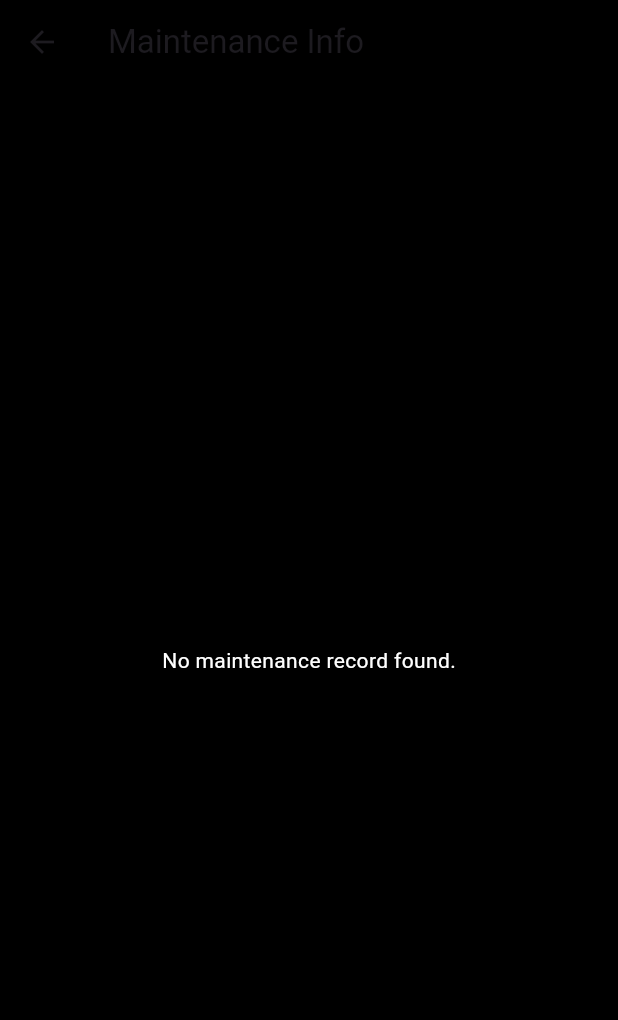
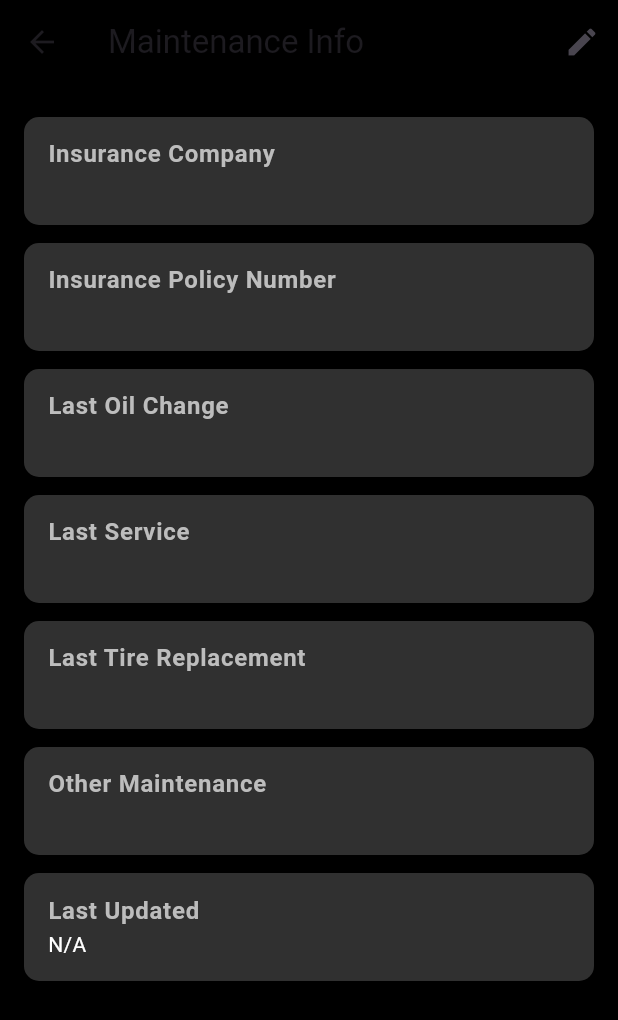
Before and after one commit to JanithRankelum/Vehicle_maintenance, a Flutter app: the MaintenanceInfoScreen screen opened directly with empty values, on a phone screen of 412 x 824 dp. Shown: the top 1020 px of the screen. Run offline on Flutter 3.47's test engine with Material 3 defaults, Android fonts, the light colour scheme and no system bars; our stand-ins replace cloud_firestore, firebase_auth, firebase_core, flutter_blue_plus, flutter_local_notifications, google_sign_in and 2 more; accounts and stored records are empty.

Commit message:
maintenance info

```diff
--- a/vehicle_maintenance_system/lib/screens/maintenance_info_screen.dart
+++ b/vehicle_maintenance_system/lib/screens/maintenance_info_screen.dart
@@ -1,25 +1,23 @@
 import 'package:flutter/material.dart';
 import 'package:cloud_firestore/cloud_firestore.dart';
+import 'package:firebase_auth/firebase_auth.dart';
 import 'package:intl/intl.dart';
 
 class MaintenanceInfoScreen extends StatefulWidget {
-  final String userId;
-  final String vehicleId;
+  final Map<String, dynamic> vehicleData;
 
-  const MaintenanceInfoScreen({
-    Key? key,
-    required this.userId,
-    required this.vehicleId,
-  }) : super(key: key);
+  const MaintenanceInfoScreen({Key? key, required this.vehicleData})
+      : super(key: key);
 
   @override
   State<MaintenanceInfoScreen> createState() => _MaintenanceInfoScreenState();
 }
 
 class _MaintenanceInfoScreenState extends State<MaintenanceInfoScreen> {
-  Map<String, dynamic> maintenanceData = {};
+  Map<String, dynamic>? updatedData;
   bool isEditing = false;
   bool isLoading = true;
+  String? docId;
 
   @override
   void initState() {
@@ -28,63 +26,79 @@ class _MaintenanceInfoScreenState extends State<MaintenanceInfoScreen> {
   }
 
   Future<void> fetchMaintenanceData() async {
-    final snapshot = await FirebaseFirestore.instance
+    final user = FirebaseAuth.instance.currentUser;
+    final vehicleId = widget.vehicleData['vehicle_id'] ?? widget.vehicleData['id'];
+
+    if (user != null && vehicleId != null) {
+      final query = await FirebaseFirestore.instance
           .collection('maintenance')
-        .where('user_id', isEqualTo: widget.userId)
-        .where('vehicle_id', isEqualTo: widget.vehicleId)
+          .where('user_id', isEqualTo: user.uid)
+          .where('vehicle_id', isEqualTo: vehicleId)
           .limit(1)
           .get();
 
-    if (snapshot.docs.isNotEmpty) {
+      if (query.docs.isNotEmpty) {
+        final doc = query.docs.first;
         setState(() {
-        maintenanceData = snapshot.docs.first.data();
-        maintenanceData['docId'] = snapshot.docs.first.id;
+          docId = doc.id;
+          updatedData = doc.data();
           isLoading = false;
         });
       } else {
         setState(() {
+          updatedData = {
+            'insurance_company': '',
+            'insurance_policy_number': '',
+            'last_oil_change': '',
+            'last_service': '',
+            'last_tire_replace': '',
+            'other_maintenance': '',
+            'updated_at': null,
+          };
           isLoading = false;
         });
       }
     }
+  }
 
-  void updateMaintenanceData() async {
-    if (maintenanceData['docId'] == null) return;
+  void _updateMaintenanceInfo() async {
+    final user = FirebaseAuth.instance.currentUser;
+    final vehicleId = widget.vehicleData['vehicle_id'] ?? widget.vehicleData['id'];
 
-    await FirebaseFirestore.instance
-        .collection('maintenance')
-        .doc(maintenanceData['docId'])
-        .update({
-      'insurance_company': maintenanceData['insurance_company'],
-      'insurance_policy_number': maintenanceData['insurance_policy_number'],
-      'last_oil_change': maintenanceData['last_oil_change'],
-      'last_service': maintenanceData['last_service'],
-      'last_tire_replace': maintenanceData['last_tire_replace'],
-      'other_maintenance': maintenanceData['other_maintenance'],
+    if (user != null && updatedData != null) {
+      final maintenanceCollection = FirebaseFirestore.instance.collection('maintenance');
+      final dataToUpdate = {
+        ...updatedData!,
         'updated_at': FieldValue.serverTimestamp(),
-    });
+        'user_id': user.uid,
+        'vehicle_id': vehicleId,
+      };
+
+      if (docId != null) {
+        await maintenanceCollection.doc(docId).update(dataToUpdate);
+      } else {
+        final docRef = await maintenanceCollection.add(dataToUpdate);
+        docId = docRef.id;
+      }
 
       setState(() {
         isEditing = false;
       });
 
       ScaffoldMessenger.of(context).showSnackBar(
-      SnackBar(content: Text("Maintenance info updated successfully")),
+        SnackBar(content: Text('Maintenance info updated successfully')),
       );
+    }
   }
 
   Widget _buildInfoTile(String label, String key) {
-    final value = maintenanceData[key];
+    final value = updatedData?[key];
     return Padding(
       padding: const EdgeInsets.symmetric(vertical: 6.0),
       child: ListTile(
-        title: Text(
-          label,
+        title: Text(label,
             style: TextStyle(
-            color: Colors.grey[400],
-            fontWeight: FontWeight.bold,
-          ),
-        ),
+                color: Colors.grey[400], fontWeight: FontWeight.bold)),
         subtitle: isEditing
             ? TextFormField(
                 initialValue: value?.toString() ?? '',
@@ -93,33 +107,47 @@ class _MaintenanceInfoScreenState extends State<MaintenanceInfoScreen> {
                   hintText: "Enter $label",
                   hintStyle: TextStyle(color: Colors.grey[500]),
                 ),
-                onChanged: (val) => maintenanceData[key] = val,
+                onChanged: (val) => updatedData![key] = val,
               )
             : Text(
                 value?.toString() ?? "N/A",
                 style: TextStyle(color: Colors.white),
               ),
         tileColor: Colors.grey[850],
-        shape: RoundedRectangleBorder(
-          borderRadius: BorderRadius.circular(10),
-        ),
+        shape:
+            RoundedRectangleBorder(borderRadius: BorderRadius.circular(10)),
       ),
     );
   }
 
   @override
   Widget build(BuildContext context) {
+    if (isLoading || updatedData == null) {
+      return Scaffold(
+        appBar: AppBar(
+          title: Text('Maintenance Info'),
+          backgroundColor: Colors.black,
+        ),
+        backgroundColor: Colors.black,
+        body: Center(child: CircularProgressIndicator()),
+      );
+    }
+
+    Timestamp? timestamp = updatedData!['updated_at'];
+    String formattedTime = timestamp != null
+        ? DateFormat.yMMMd().add_jm().format(timestamp.toDate())
+        : 'N/A';
+
     return Scaffold(
       appBar: AppBar(
         title: Text('Maintenance Info'),
         backgroundColor: Colors.black,
         actions: [
-          if (!isLoading && maintenanceData.isNotEmpty)
           IconButton(
             icon: Icon(isEditing ? Icons.save : Icons.edit),
             onPressed: () {
               if (isEditing) {
-                  updateMaintenanceData();
+                _updateMaintenanceInfo();
               } else {
                 setState(() {
                   isEditing = true;
@@ -130,28 +158,16 @@ class _MaintenanceInfoScreenState extends State<MaintenanceInfoScreen> {
         ],
       ),
       backgroundColor: Colors.black,
-      body: isLoading
-          ? Center(child: CircularProgressIndicator())
-          : maintenanceData.isEmpty
-              ? Center(
-                  child: Text(
-                    "No maintenance record found.",
-                    style: TextStyle(color: Colors.white),
-                  ),
-                )
-              : Padding(
+      body: Padding(
         padding: const EdgeInsets.all(16.0),
         child: ListView(
           children: [
-                      _buildInfoTile("Insurance Company", 'insurance_company'),
-                      _buildInfoTile(
-                          "Insurance Policy Number", 'insurance_policy_number'),
-                      _buildInfoTile("Last Oil Change", 'last_oil_change'),
-                      _buildInfoTile("Last Service", 'last_service'),
-                      _buildInfoTile(
-                          "Last Tire Replacement", 'last_tire_replace'),
-                      _buildInfoTile(
-                          "Other Maintenance", 'other_maintenance'),
+            _buildInfoTile("Insurance Company", "insurance_company"),
+            _buildInfoTile("Insurance Policy Number", "insurance_policy_number"),
+            _buildInfoTile("Last Oil Change", "last_oil_change"),
+            _buildInfoTile("Last Service", "last_service"),
+            _buildInfoTile("Last Tire Replacement", "last_tire_replace"),
+            _buildInfoTile("Other Maintenance", "other_maintenance"),
             Padding(
               padding: const EdgeInsets.symmetric(vertical: 6.0),
               child: ListTile(
@@ -159,13 +175,8 @@ class _MaintenanceInfoScreenState extends State<MaintenanceInfoScreen> {
                     style: TextStyle(
                         color: Colors.grey[400],
                         fontWeight: FontWeight.bold)),
-                          subtitle: Text(
-                            maintenanceData['updated_at'] != null
-                                ? DateFormat.yMMMd().add_jm().format(
-                                    maintenanceData['updated_at'].toDate())
-                                : 'N/A',
-                            style: TextStyle(color: Colors.white),
-                          ),
+                subtitle:
+                    Text(formattedTime, style: TextStyle(color: Colors.white)),
                 tileColor: Colors.grey[850],
                 shape: RoundedRectangleBorder(
                     borderRadius: BorderRadius.circular(10)),
```
Also changed, not shown: vehicle_maintenance_system/lib/screens/home_screen.dart (+6 -8 lines), 4 other files. Lines whose indentation alone changed are shown as unchanged.
